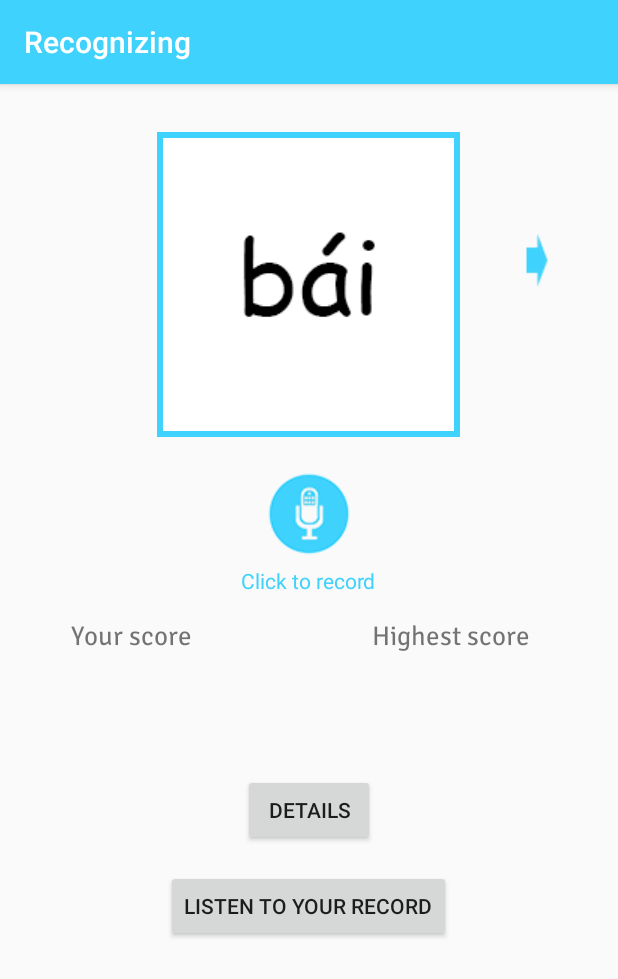
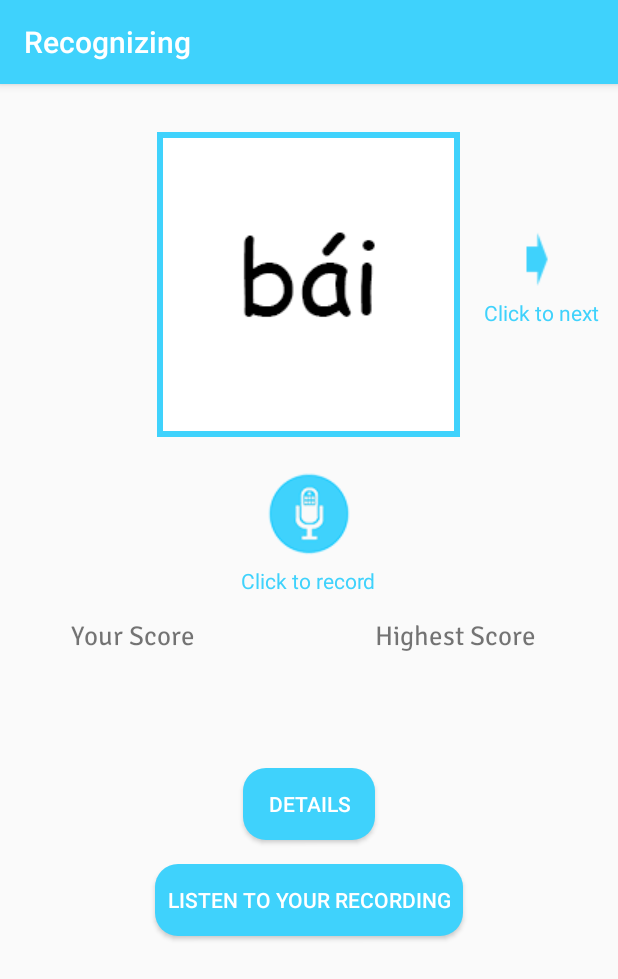
Before and after one commit to CindyJoker/Degree_project, an Android app: the Recognizing screen opened directly, with no data from a screen before it, on a phone screen of 412 x 824 dp. Shown: the top 979 px of the screen. Run offline under Robolectric (Android 15) with nearby library versions, the phone set to English and light mode, and no system bars.

Commit message:
1.3
UI change, but no scores, no jars

```diff
--- a/DegreePo/app/build.gradle
+++ b/DegreePo/app/build.gradle
@@ -19,7 +19,7 @@ android {
 }
 
 dependencies {
-    implementation fileTree(dir: 'libs', include: ['*.jar'])
+    implementation fileTree(include: ['*.jar'], dir: 'libs')
     implementation 'com.android.support:appcompat-v7:28.0.0-alpha1'
     implementation 'com.android.support:support-v4:28.0.0-alpha1'
     implementation 'com.android.support:design:28.0.0-alpha1'
@@ -28,4 +28,5 @@ dependencies {
     androidTestImplementation 'com.android.support.test:runner:1.0.2'
     androidTestImplementation 'com.android.support.test.espresso:espresso-core:3.0.2'
     implementation 'com.android.support:recyclerview-v7:28.0.0'
+    implementation files('libs/DrawLineChart.jar')
 }
--- a/DegreePo/app/src/main/java/com/example/android/degreepo/Recognizing.java
+++ b/DegreePo/app/src/main/java/com/example/android/degreepo/Recognizing.java
@@ -1,7 +1,6 @@
 package com.example.android.degreepo;
 
 import android.annotation.SuppressLint;
-import android.app.Activity;
 import android.content.Intent;
 import android.graphics.Typeface;
 import android.media.MediaRecorder;
@@ -9,28 +8,45 @@ import android.os.Bundle;
 import android.os.Environment;
 import android.support.v4.content.res.ResourcesCompat;
 import android.support.v7.app.AppCompatActivity;
-import android.view.MotionEvent;
 import android.view.View;
 import android.widget.Button;
 import android.widget.ImageButton;
 import android.widget.ImageView;
 import android.widget.TextView;
 import android.widget.Toast;
+/*
+import com.mathworks.toolbox.javabuilder.MWCharArray;
+import com.mathworks.toolbox.javabuilder.MWClassID;
+import com.mathworks.toolbox.javabuilder.MWException;
+import com.mathworks.toolbox.javabuilder.MWNumericArray;
+*/
+import com.mathworks.toolbox.javabuilder.MWCharArray;
+import com.mathworks.toolbox.javabuilder.MWClassID;
+import com.mathworks.toolbox.javabuilder.MWComplexity;
+import com.mathworks.toolbox.javabuilder.MWException;
+import com.mathworks.toolbox.javabuilder.MWNumericArray;
 
 import java.io.File;
 import java.text.SimpleDateFormat;
 import java.util.Date;
+import java.util.LinkedList;
+import java.util.Queue;
 import java.util.Random;
+
+import DrawLineChart.LineChart;
+import FinalPro.finalPro;
+
+//import finalpro.pro;
 
 public class Recognizing extends AppCompatActivity {
 
     private ImageView toneImage;
-    private ImageButton img_butt_start, img_butt_pause, img_butt_next;
-    private Button listenBack;
+    private ImageButton img_butt_start, img_butt_next;
+    private Button listenBack, recogDetail;
     private MediaRecorder recogMediaRecorder;
     private boolean isRecording = false;
     private int flag = 0;
-    private TextView yourScore, highestScore, recog_yourScore, recog_highestScore;
+    private TextView yourScore, highestScore, recog_yourScore, recog_highestScore, recordingHint;
 
     @Override
     protected void onCreate(Bundle savedInstanceState){
@@ -40,11 +56,9 @@ public class Recognizing extends AppCompatActivity {
         // Set font
         Typeface typeface = ResourcesCompat.getFont(this, R.font.signikanegative_regular);
 
-        recog_yourScore = findViewById(R.id.recog_your_score);
-        recog_highestScore = findViewById(R.id.recog_highest_score);
+        initTextView(typeface);
 
-        recog_yourScore.setTypeface(typeface);
-        recog_highestScore.setTypeface(typeface);
+        recordingHint = findViewById(R.id.recog_hint);
 
         initButtons();
         setOnclickListener();
@@ -56,10 +70,22 @@ public class Recognizing extends AppCompatActivity {
     public void initButtons(){
         img_butt_start = findViewById(R.id.recog_play);
         img_butt_start.setEnabled(true);
-        //img_butt_pause = findViewById(R.id.recog_stop);
-        //img_butt_pause.setEnabled(false);
         img_butt_next = findViewById(R.id.recog_next);
         listenBack = findViewById(R.id.butt_play_back);
+        recogDetail = findViewById(R.id.recog_detail);
+    }
+
+    // Init text view
+    public void initTextView(Typeface typeface){
+        recog_yourScore = findViewById(R.id.recog_your_score);
+        recog_highestScore = findViewById(R.id.recog_highest_score);
+        yourScore = findViewById(R.id.recog_score);
+        highestScore = findViewById(R.id.highest_score);
+
+        recog_yourScore.setTypeface(typeface);
+        recog_highestScore.setTypeface(typeface);
+        yourScore.setTypeface(typeface);
+        highestScore.setTypeface(typeface);
     }
 
     // Set onClickListener
@@ -74,21 +100,21 @@ public class Recognizing extends AppCompatActivity {
                     case 0:
                         flag = 1;
                         startRecording();
+                        recordingHint.setText(R.string.click_hint_stop);
                         break;
                     case 1:
                         flag = 0;
                         stopRecording();
+                        try {
+                            showScore();
+                        } catch (MWException e) {
+                            e.printStackTrace();
+                        }
+                        recordingHint.setText(R.string.click_hint_start);
                         break;
                 }
             }
         });
-
-        /*img_butt_pause.setOnClickListener(new View.OnClickListener() {
-            @Override
-            public void onClick(View v) {
-                stopRecording();
-            }
-        });*/
 
         img_butt_next.setOnClickListener(new View.OnClickListener() {
             @Override
@@ -104,6 +130,15 @@ public class Recognizing extends AppCompatActivity {
 
                 // Just play at practicing page at this time
                 playBack();
+            }
+        });
+
+        recogDetail.setOnClickListener(new View.OnClickListener() {
+            @Override
+            public void onClick(View v) {
+                // TODO(21): Look the diagram of recording
+                // Turn to new activity
+                Intent recog_detail = new Intent();
             }
         });
 
@@ -145,7 +180,6 @@ public class Recognizing extends AppCompatActivity {
             recogMediaRecorder.prepare();
             recogMediaRecorder.start();
             img_butt_start.setActivated(true);
-            //img_butt_pause.setEnabled(true);
             Toast.makeText(Recognizing.this, "Start recording",Toast.LENGTH_SHORT).show();
 
         }catch (Exception e){
@@ -160,7 +194,6 @@ public class Recognizing extends AppCompatActivity {
         recogMediaRecorder = null;
         isRecording = false;
         img_butt_start.setActivated(false);
-        //img_butt_pause.setEnabled(false);
         Toast.makeText(Recognizing.this, "Recording end", Toast.LENGTH_SHORT).show();
     }
 
@@ -217,4 +250,47 @@ public class Recognizing extends AppCompatActivity {
         return fileName;
     }
 
+    Double score;
+    // Show your scores
+    private void showScore() throws MWException {
+        // TODO(20): Get drawable resource name
+        finalPro f = new finalPro();
+        Object[] grade;
+        // Get tone
+        String imgName = getResources().getResourceName(toneImage.getId());
+        int lastDigit = imgName.charAt(imgName.length()-1);
+
+        // Get path of this recording file
+        if (file != null) {
+            String path = file.getAbsolutePath();
+            MWNumericArray tone = new MWNumericArray(lastDigit, MWClassID.INT16);
+            MWCharArray p = new MWCharArray(path);
+            Object[] o = new Object[2];
+            o[0] = p;
+            o[1] = tone;
+            grade = f.finalpro(1, o);
+            yourScore.setText(grade.toString());
+            score = Double.parseDouble(grade.toString());
+        }
+    }
+
+    private Queue<Double> queue = new LinkedList<Double>();
+    // Show line chart
+    private void showLineChart() throws MWException {
+        // Queue<Double> queue = new LinkedList<Double>();
+        queue.offer(score);
+
+        int[] dims = { 1, queue.size() };
+        LineChart f = new LineChart();
+        int j=1;
+        MWNumericArray input = MWNumericArray.newInstance(dims, MWClassID.DOUBLE,
+                MWComplexity.REAL);
+        for(Double q : queue) {
+            input.set(j, q);
+            j++;
+        }
+        f.DrawLineChart(input);
+        f.waitForFigures();
+    }
+
 }
--- a/DegreePo/app/src/main/java/com/example/android/degreepo/SchemePage.java
+++ b/DegreePo/app/src/main/java/com/example/android/degreepo/SchemePage.java
@@ -3,10 +3,11 @@ package com.example.android.degreepo;
 import android.app.Activity;
 import android.content.Intent;
 import android.os.Bundle;
+import android.support.v7.app.AppCompatActivity;
 import android.view.View;
 import android.widget.Button;
 
-public class SchemePage extends Activity {
+public class SchemePage extends AppCompatActivity {
 
     private Button butt_listen;
     private Button butt_recognize;
--- /dev/null
+++ b/DegreePo/app/src/main/res/drawable/butt_shape.xml
@@ -0,0 +1,12 @@
+<?xml version="1.0" encoding="utf-8"?>
+<shape xmlns:android="http://schemas.android.com/apk/res/android"
+    android:shape="rectangle">
+
+    <solid android:color="#3fd2fc"/>
+    <corners android:radius="15dp"/>
+    <padding android:bottom="8dp"
+        android:left="8dp"
+        android:right="8dp"
+        android:top="8dp"/>
+
+</shape>
--- a/DegreePo/app/src/main/res/layout/activity_recognizing.xml
+++ b/DegreePo/app/src/main/res/layout/activity_recognizing.xml
@@ -16,16 +16,29 @@
             android:background="#3fd2fc"
             android:src="@drawable/ma1"
             android:padding="4dp"/>
+        <RelativeLayout
+            android:layout_width="wrap_content"
+            android:layout_height="wrap_content"
+            android:layout_toRightOf="@id/random_image"
+            android:layout_centerVertical="true"
+            android:layout_marginLeft="16dp">
 
             <ImageButton
                 android:id="@+id/recog_next"
                 android:layout_width="70dp"
                 android:layout_height="70dp"
-            android:layout_toRightOf="@id/random_image"
                 android:layout_centerVertical="true"
                 android:background="@android:color/transparent"
-            android:layout_marginLeft="16dp"
                 android:src="@drawable/nextbutt"/>
+
+            <TextView
+                android:layout_width="wrap_content"
+                android:layout_height="wrap_content"
+                android:layout_below="@id/recog_next"
+                android:text="Click to next"
+                android:textColor="#3fd2fc"/>
+
+        </RelativeLayout>
 
     </RelativeLayout>
 
@@ -44,7 +57,7 @@
         android:id="@+id/recog_hint"
         android:layout_width="wrap_content"
         android:layout_height="wrap_content"
-        android:text="Click to record"
+        android:text="@string/click_hint_start"
         android:textColor="#3fd2fc"
         android:layout_below="@id/recog_play"
         android:layout_centerHorizontal="true"/>
@@ -62,16 +75,16 @@
             android:id="@+id/recog_your_score"
             android:layout_width="wrap_content"
             android:layout_height="wrap_content"
-            android:text="Your score"
+            android:text="@string/your_score"
             android:textSize="18sp" />
 
         <TextView
             android:id="@+id/recog_highest_score"
             android:layout_width="wrap_content"
             android:layout_height="wrap_content"
-            android:layout_marginLeft="120dp"
-            android:layout_toRightOf="@id/recog_your_score"
-            android:text="Highest score"
+            android:layout_marginStart="120dp"
+            android:layout_toEndOf="@id/recog_your_score"
+            android:text="@string/high_score"
             android:textSize="18sp" />
 
         <TextView
@@ -87,8 +100,8 @@
             android:layout_width="140dp"
             android:layout_height="wrap_content"
             android:layout_below="@id/recog_highest_score"
-            android:layout_marginLeft="37dp"
-            android:layout_toRightOf="@id/recog_score"
+            android:layout_marginStart="37dp"
+            android:layout_toEndOf="@id/recog_score"
             android:padding="16dp"
             android:textSize="24sp" />
 
@@ -99,7 +112,9 @@
         android:id="@+id/butt_play_back"
         android:layout_width="wrap_content"
         android:layout_height="wrap_content"
-        android:text="Listen to your record"
+        android:text="@string/Listen_back"
+        android:textColor="#FFFFFF"
+        android:background="@drawable/butt_shape"
         android:layout_below="@id/recog_detail"
         android:layout_marginTop="16dp"
         android:layout_centerHorizontal="true"/>
@@ -108,7 +123,9 @@
         android:id="@+id/recog_detail"
         android:layout_width="wrap_content"
         android:layout_height="wrap_content"
-        android:text="Details"
+        android:text="@string/detail"
+        android:textColor="#FFFFFF"
+        android:background="@drawable/butt_shape"
         android:layout_below="@id/recog_scores"
         android:layout_centerHorizontal="true"
         android:layout_marginTop="16dp"/>
--- a/DegreePo/app/src/main/res/layout/activity_study_scheme.xml
+++ b/DegreePo/app/src/main/res/layout/activity_study_scheme.xml
@@ -10,7 +10,8 @@
         android:text="@string/scheme_page_hint"
         android:layout_centerHorizontal="true"
         android:layout_marginVertical="150dp"
-        android:textSize="22sp"
+        android:textSize="18sp"
+        android:textColor="#3fd2fc"
         android:layout_marginTop="72dp"/>
 
     <Button
--- a/DegreePo/app/src/main/res/values/strings.xml
+++ b/DegreePo/app/src/main/res/values/strings.xml
@@ -19,7 +19,6 @@
     <string name="nav_stuffs">Developers</string>
     <string name="butt_start">Push to record</string>
     <string name="butt_stop">Push to stop</string>
-    <string name="butt_play">Push to play</string>
     <string name="data_butt1">First Tone</string>
     <string name="data_butt2">Second Tone</string>
     <string name="data_butt3">Third Tone</string>
@@ -28,4 +27,12 @@
     <string name="but_listening">Listening</string>
     <string name="but_recognizing">Recognizing</string>
     <string name="but_practice">Practicing</string>
+    <string name="click_hint_start">Click to record</string>
+    <string name="click_hint_stop">Click to stop</string>
+    <string name="your_score">Your Score</string>
+    <string name="high_score">Highest Score</string>
+    <string name="detail">Details</string>
+    <string name="Listen_back">Listen to your recording</string>
+    <string name="listen_practice">Click to listen to recording and choose the correct tone</string>
+    <string name="listen_hint">Click listen button and you can practice random tones</string>
 </resources>
```
Also changed, not shown: DegreePo/app/src/main/java/com/example/android/degreepo/Listening.java (+17 -8 lines), DegreePo/app/src/main/java/com/example/android/degreepo/Recording.java (+29 -28 lines), DegreePo/app/src/main/res/layout/activity_listening.xml (+34 -4 lines), DegreePo/app/src/main/res/layout/activity_recording.xml (+9 -9 lines), DegreePo/app/src/main/res/drawable-v24/buttlisten.png (added). Lines whose indentation alone changed are shown as unchanged.
